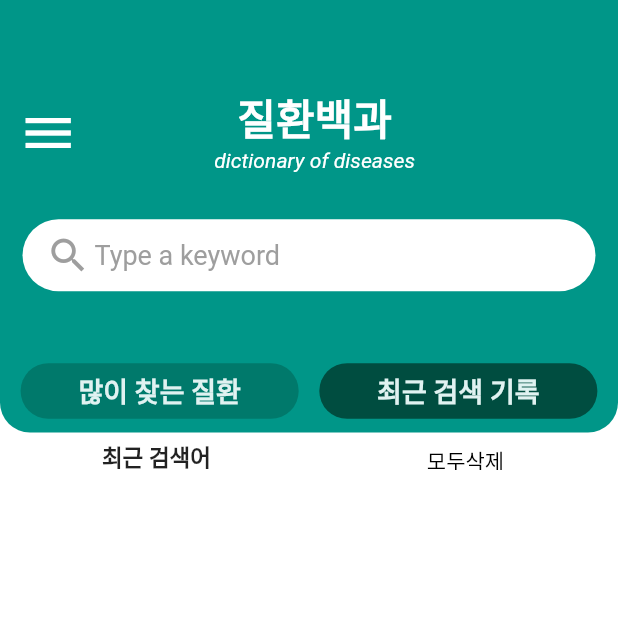
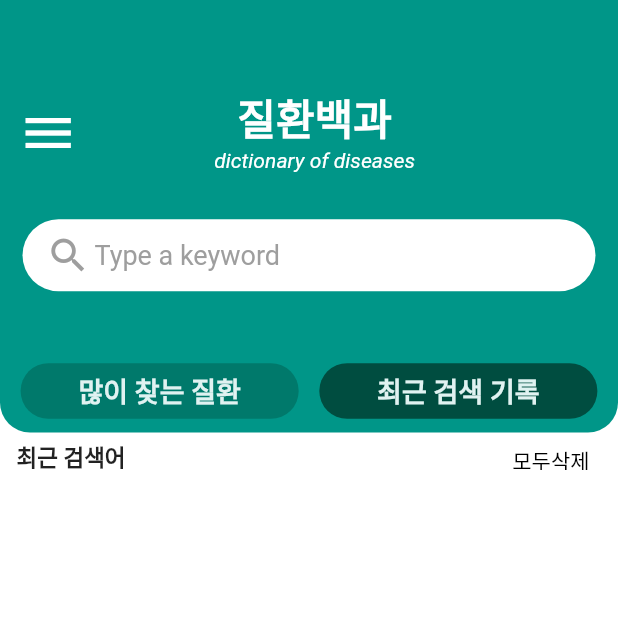
Before and after one commit to akdlcnd0994/flutterDEBG, a Flutter app: the DicionaryScreen screen opened directly, after a tap on "최근 검색 기록", on a phone screen of 412 x 824 dp, the top half of it. Run offline on Flutter 3.47's test engine with Material 2 defaults, Android fonts, the phone set to English and light mode, and no system bars; our stand-ins replace cloud_firestore, date_format, firebase_auth, firebase_core, flutter_blue_plus and 1 more; missing offline and left inert: dart:ffi, flutter_bluetooth_serial_ble; accounts and stored records are empty; network calls fail.

Commit message:
dictionary 화면 짤림 고침

```diff
--- a/lib/http/ranking.dart
+++ b/lib/http/ranking.dart
@@ -27,7 +27,6 @@ class Ranking {
     } else {
       print('Failed to send data!');
     }
-
     return rank;
   }
 }
--- a/lib/screens/dictionary_screen.dart
+++ b/lib/screens/dictionary_screen.dart
@@ -319,17 +319,21 @@ class _DicionaryScreenState extends State<DicionaryScreen> {
           physics: const BouncingScrollPhysics(),
           child: Column(
             children: [
-              const Row(
-                mainAxisAlignment: MainAxisAlignment.spaceAround,
+              SizedBox(
+                height: height * 0.04,
+                child: Row(
+                  mainAxisAlignment: MainAxisAlignment.start,
                   children: [
-                  Text(
-                    '많이찾는 질환',
-                    style: TextStyle(fontSize: 15, fontWeight: FontWeight.bold),
+                    SizedBox(
+                      width: width * 0.03,
                     ),
-                  Text(
-                    '',
+                    const Text(
+                      '많이 찾는 질환',
+                      style:
+                          TextStyle(fontSize: 15, fontWeight: FontWeight.bold),
                     ),
                   ],
+                ),
               ),
               for (String disease in diseases)
                 if (disease != '')
@@ -359,6 +363,9 @@ class _DicionaryScreenState extends State<DicionaryScreen> {
                           '최근 검색어',
                           style: TextStyle(
                               fontSize: 15, fontWeight: FontWeight.bold),
+                        ),
+                        SizedBox(
+                          width: width * 0.5,
                         ),
                         TextButton(
                           onPressed: () {
@@ -415,11 +422,32 @@ class _DicionaryScreenState extends State<DicionaryScreen> {
             height: height * 0.0545,
             width: width,
             child: Padding(
-              padding: EdgeInsets.only(left: (width * 0.1)),
+              padding: EdgeInsets.only(left: (width * 0.01)),
               child: Row(
-                mainAxisAlignment: MainAxisAlignment.spaceBetween,
+                mainAxisAlignment: tf
+                    ? MainAxisAlignment.start
+                    : MainAxisAlignment.spaceBetween,
                 children: [
-                  Row(
+                  if (tf) const Icon(Icons.search),
+                  if (tf)
+                    const SizedBox(
+                      width: 10,
+                    ),
+                  tf
+                      ? Flexible(
+                          child: RichText(
+                            maxLines: 1,
+                            overflow: TextOverflow.ellipsis,
+                            text: TextSpan(
+                              text: disease,
+                              style: const TextStyle(
+                                  color: Colors.black,
+                                  fontSize: 14,
+                                  fontWeight: FontWeight.w500),
+                            ),
+                          ),
+                        )
+                      : Row(
                           children: [
                             const Icon(Icons.search),
                             const SizedBox(
```
Lines whose indentation alone changed are shown as unchanged.
